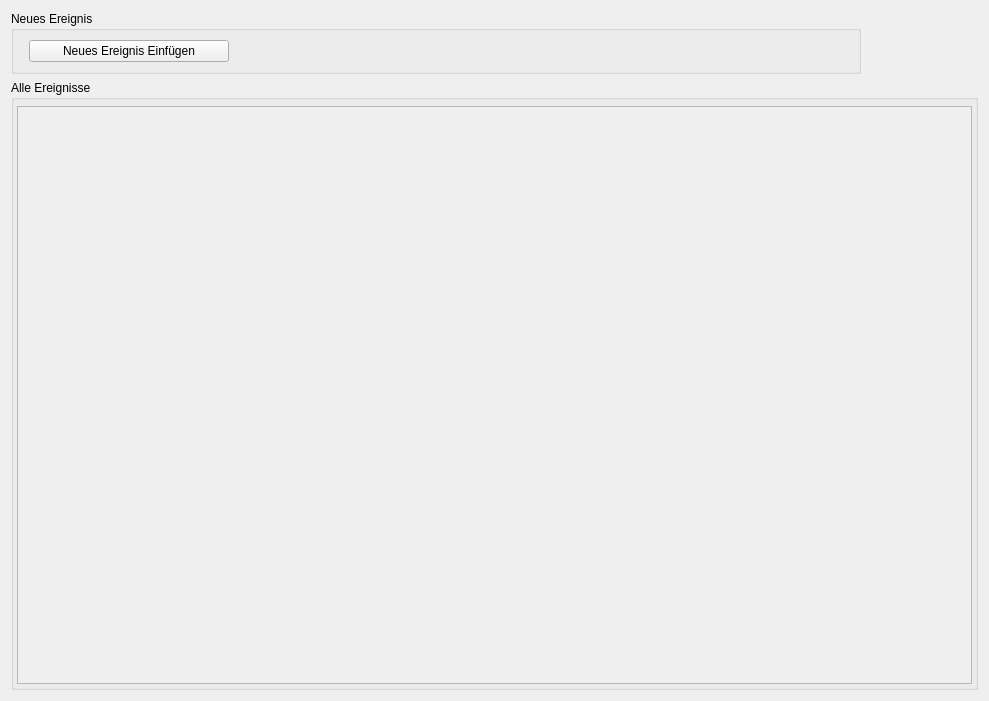
This is drk_client/ereignis.ui in Robotregent/EBP as Qt 5 draws it before an edit. The edited form follows.
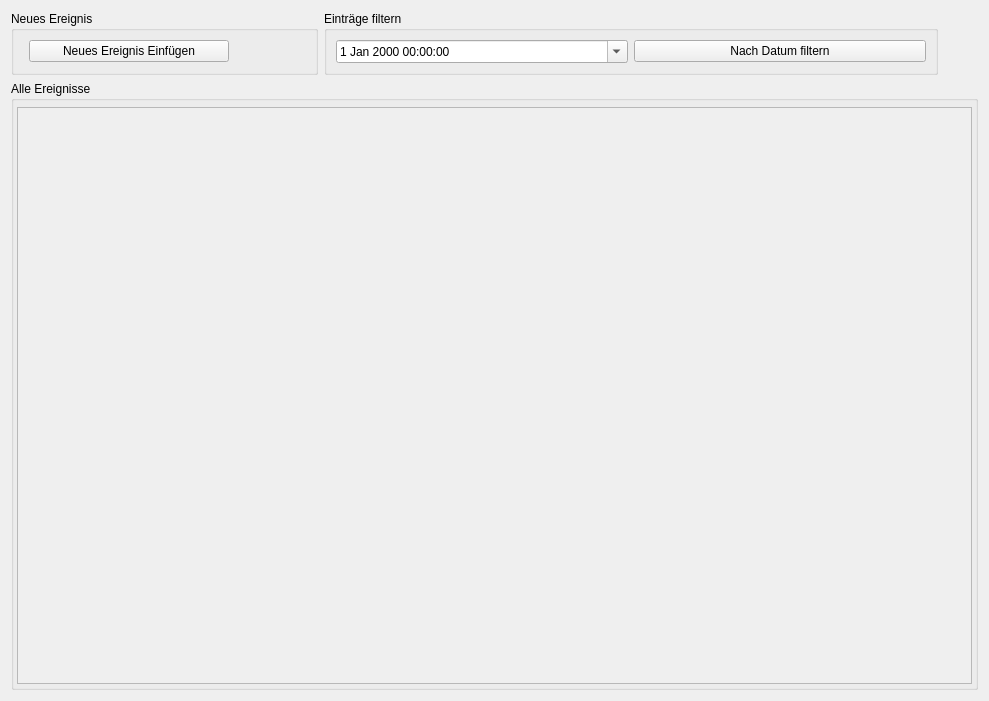
This is the edited form.

Commit message: Widgets für Betreuungsdokumentation designt. Das Layout Leistungsträgerboxen orientiert sich an der screensize. Neue Wohngruppenereignisse werden jetzt in Popups eingetragen. Damit ist Bildschirm aufgeräumter.

Patch:
```diff
--- a/drk_client/ereignis.ui
+++ b/drk_client/ereignis.ui
@@ -15,7 +15,7 @@
   </property>
   <layout class="QVBoxLayout" name="verticalLayout" stretch="0,4">
    <item>
-    <layout class="QHBoxLayout" name="horizontalLayout_3" stretch="2,0">
+    <layout class="QHBoxLayout" name="horizontalLayout_3" stretch="1,2,0">
      <item>
       <widget class="QGroupBox" name="groupBox">
        <property name="maximumSize">
@@ -47,6 +47,29 @@
        </layout>
       </widget>
      </item>
+     <item>
+      <widget class="QGroupBox" name="groupBox_3">
+       <property name="title">
+        <string>Einträge filtern</string>
+       </property>
+       <layout class="QGridLayout" name="gridLayout">
+        <item row="0" column="0">
+         <widget class="QDateTimeEdit" name="dateTimeEdit">
+          <property name="calendarPopup">
+           <bool>true</bool>
+          </property>
+         </widget>
+        </item>
+        <item row="0" column="1">
+         <widget class="QPushButton" name="pushButton_2">
+          <property name="text">
+           <string>Nach Datum filtern</string>
+          </property>
+         </widget>
+        </item>
+       </layout>
+      </widget>
+     </item>
      <item>
       <spacer name="horizontalSpacer_2">
        <property name="orientation">
```
The commit also changes 19 other files.
